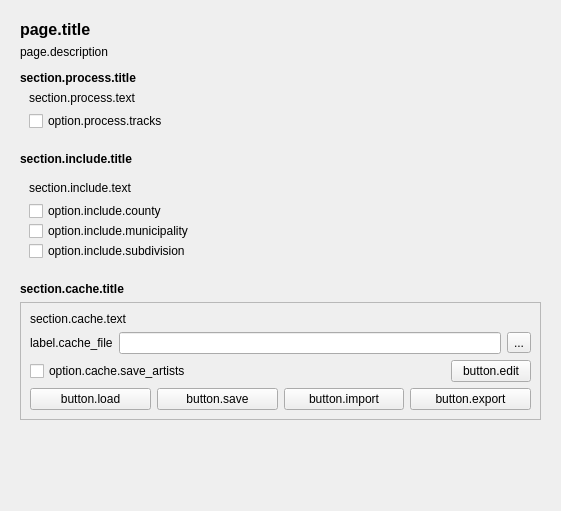
Above: options_additional_artists_details.ui from rdswift/picard-plugin-additional-artists-details before the change. Below: the same form after it.
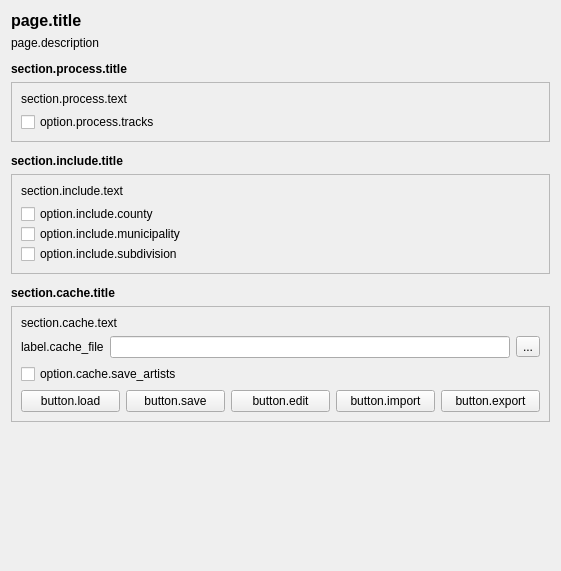
That is the form after the change. Icons and pictures are not drawn.

Commit message: Add artist removal page

```diff
--- a/options_additional_artists_details.ui
+++ b/options_additional_artists_details.ui
@@ -7,7 +7,7 @@
     <x>0</x>
     <y>0</y>
     <width>561</width>
-    <height>511</height>
+    <height>571</height>
    </rect>
   </property>
   <property name="minimumSize">
@@ -21,24 +21,6 @@
   </property>
   <layout class="QVBoxLayout" name="verticalLayout">
    <item>
-    <widget class="QScrollArea" name="scrollArea">
-     <property name="frameShape">
-      <enum>QFrame::Shape::NoFrame</enum>
-     </property>
-     <property name="widgetResizable">
-      <bool>true</bool>
-     </property>
-     <widget class="QWidget" name="scrollAreaWidgetContents">
-      <property name="geometry">
-       <rect>
-        <x>0</x>
-        <y>0</y>
-        <width>543</width>
-        <height>493</height>
-       </rect>
-      </property>
-      <layout class="QVBoxLayout" name="verticalLayout_2">
-       <item>
         <widget class="QLabel" name="page_title">
          <property name="font">
           <font>
@@ -100,9 +82,12 @@
        </item>
        <item>
         <widget class="QFrame" name="process_section_frame">
+     <property name="frameShape">
+      <enum>QFrame::Shape::StyledPanel</enum>
+     </property>
          <layout class="QVBoxLayout" name="verticalLayout_4">
           <property name="topMargin">
-           <number>0</number>
+       <number>9</number>
           </property>
           <item>
            <widget class="QLabel" name="process_section_text">
@@ -157,6 +142,9 @@
        </item>
        <item>
         <widget class="QFrame" name="include_section_frame">
+     <property name="frameShape">
+      <enum>QFrame::Shape::StyledPanel</enum>
+     </property>
          <layout class="QVBoxLayout" name="verticalLayout_5">
           <item>
            <widget class="QLabel" name="include_section_text">
@@ -239,7 +227,7 @@
           <enum>QFrame::Shape::StyledPanel</enum>
          </property>
          <property name="frameShadow">
-          <enum>QFrame::Shadow::Raised</enum>
+      <enum>QFrame::Shadow::Plain</enum>
          </property>
          <layout class="QVBoxLayout" name="verticalLayout_3">
           <item>
@@ -289,11 +277,6 @@
             </item>
            </layout>
           </item>
-          <item>
-           <layout class="QHBoxLayout" name="horizontalLayout_2">
-            <property name="topMargin">
-             <number>0</number>
-            </property>
             <item>
              <widget class="QCheckBox" name="cb_save_artists">
               <property name="text">
@@ -302,31 +285,6 @@
              </widget>
             </item>
             <item>
-             <spacer name="horizontalSpacer">
-              <property name="orientation">
-               <enum>Qt::Orientation::Horizontal</enum>
-              </property>
-              <property name="sizeHint" stdset="0">
-               <size>
-                <width>40</width>
-                <height>20</height>
-               </size>
-              </property>
-             </spacer>
-            </item>
-            <item>
-             <widget class="QPushButton" name="b_edit_cache">
-              <property name="toolTip">
-               <string>tooltip.button.edit</string>
-              </property>
-              <property name="text">
-               <string>button.edit</string>
-              </property>
-             </widget>
-            </item>
-           </layout>
-          </item>
-          <item>
            <layout class="QHBoxLayout" name="horizontalLayout_3">
             <property name="topMargin">
              <number>0</number>
@@ -351,6 +309,16 @@
               </property>
              </widget>
             </item>
+        <item>
+         <widget class="QPushButton" name="b_edit_cache">
+          <property name="toolTip">
+           <string>tooltip.button.edit</string>
+          </property>
+          <property name="text">
+           <string>button.edit</string>
+          </property>
+         </widget>
+        </item>
             <item>
              <widget class="QPushButton" name="b_import_cache">
               <property name="toolTip">
@@ -384,14 +352,10 @@
          <property name="sizeHint" stdset="0">
           <size>
            <width>20</width>
-           <height>1</height>
+       <height>40</height>
           </size>
          </property>
         </spacer>
-       </item>
-      </layout>
-     </widget>
-    </widget>
    </item>
   </layout>
  </widget>
```
Left out of the diff: 7 changed lines with no effect on the pictures. Lines whose indentation alone changed are shown as unchanged. The commit also changes 6 other files.
